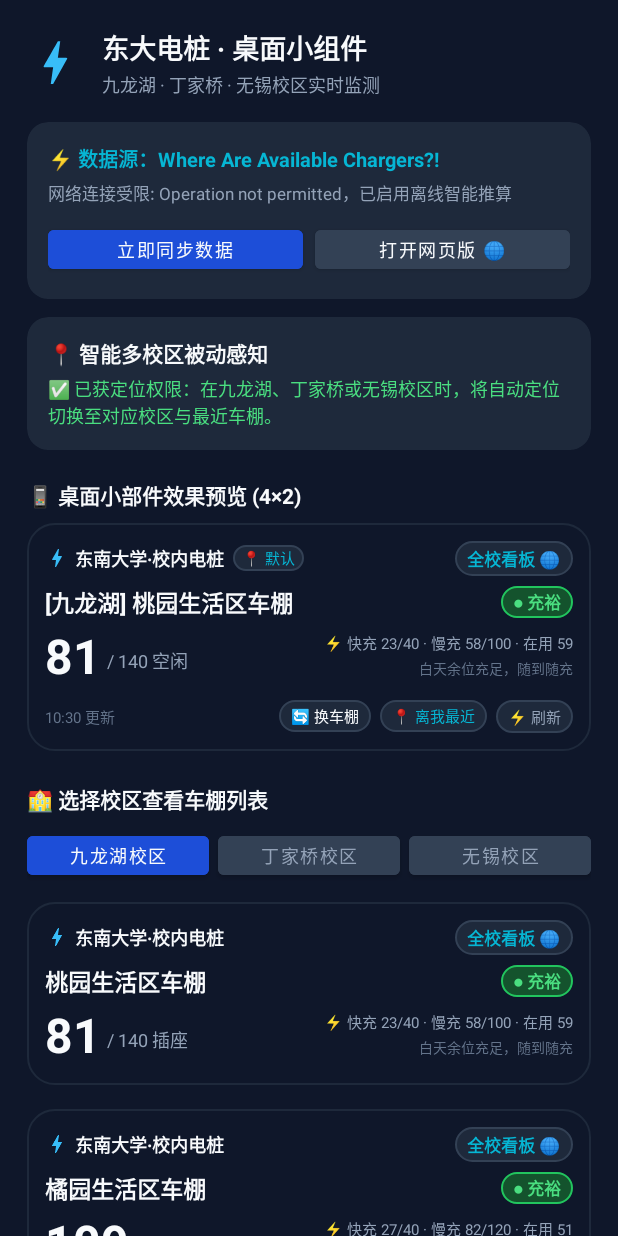
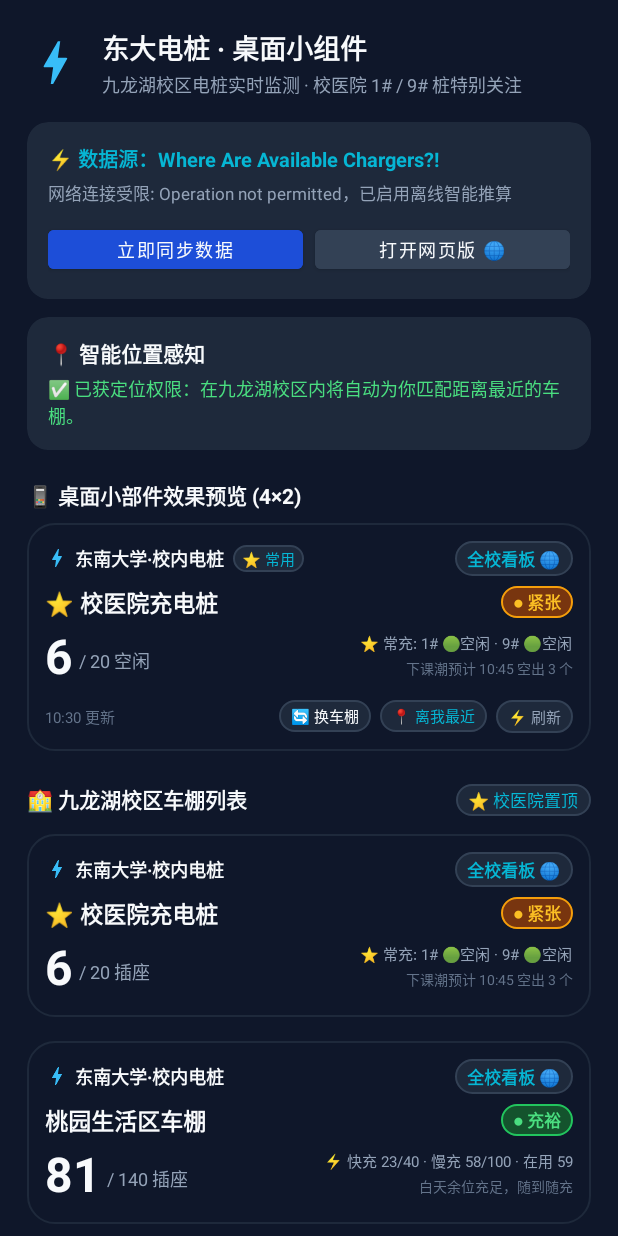
Before and after one commit to bourgjavisdes29990-ctrl/seu-charging-widget, an Android app: the screen it shows after launch (MainActivity), after a tap on "立即同步数据", on a phone screen of 412 x 824 dp. Run offline under Robolectric (Android 15) with nearby library versions, the phone set to English and light mode, and no system bars.

Commit message:
feat: default to hospital station, track piles 1# and 9#, prune to Jiulonghu campus only

```diff
--- a/app/build.gradle
+++ b/app/build.gradle
@@ -10,8 +10,8 @@ android {
         applicationId "cn.edu.seu.chargingwidget"
         minSdk 24
         targetSdk 33
-        versionCode 1
-        versionName "1.0"
+        versionCode 2
+        versionName "1.1"
 
         testInstrumentationRunner "androidx.test.runner.AndroidJUnitRunner"
     }
--- a/app/src/main/java/cn/edu/seu/chargingwidget/ChargingDataManager.java
+++ b/app/src/main/java/cn/edu/seu/chargingwidget/ChargingDataManager.java
@@ -70,41 +70,25 @@ public class ChargingDataManager {
     private void initStations() {
         allStations.clear();
 
-        // 1. 九龙湖校区 (Jiulonghu Campus)
+        // 东南大学九龙湖校区核心电桩（默认首位：校医院充电桩，关注 1#、9#）
+        allStations.add(new ChargingStation(ChargingStation.ID_HOSPITAL, "校医院充电桩", "校医院",
+                31.8950, 118.8180, 20, 4, 16));
         allStations.add(new ChargingStation("taoyuan", "桃园生活区车棚", "桃园车棚",
-                ChargingStation.CAMPUS_JIULONGHU, "九龙湖校区", 31.8892, 118.8235, 140, 40, 100));
+                31.8892, 118.8235, 140, 40, 100));
         allStations.add(new ChargingStation("juyuan", "橘园生活区车棚", "橘园车棚",
-                ChargingStation.CAMPUS_JIULONGHU, "九龙湖校区", 31.8848, 118.8142, 160, 40, 120));
+                31.8848, 118.8142, 160, 40, 120));
         allStations.add(new ChargingStation("meiyuan", "梅园生活区车棚", "梅园车棚",
-                ChargingStation.CAMPUS_JIULONGHU, "九龙湖校区", 31.8925, 118.8208, 110, 30, 80));
+                31.8925, 118.8208, 110, 30, 80));
         allStations.add(new ChargingStation("lantai", "兰台研究生公寓充电区", "兰台公寓",
-                ChargingStation.CAMPUS_JIULONGHU, "九龙湖校区", 31.8950, 118.8180, 90, 20, 70));
+                31.8950, 118.8180, 90, 20, 70));
         allStations.add(new ChargingStation("jizhong", "纪忠楼/文科综合楼充电点", "纪忠楼",
-                ChargingStation.CAMPUS_JIULONGHU, "九龙湖校区", 31.8872, 118.8256, 60, 15, 45));
+                31.8872, 118.8256, 60, 15, 45));
         allStations.add(new ChargingStation("bldg8", "教学八线/工科大楼充电点", "教八大楼",
-                ChargingStation.CAMPUS_JIULONGHU, "九龙湖校区", 31.8845, 118.8215, 75, 15, 60));
+                31.8845, 118.8215, 75, 15, 60));
         allStations.add(new ChargingStation("student_center", "大学生活动中心/焦廷标馆", "大活中心",
-                ChargingStation.CAMPUS_JIULONGHU, "九龙湖校区", 31.8875, 118.8188, 50, 15, 35));
+                31.8875, 118.8188, 50, 15, 35));
         allStations.add(new ChargingStation("cs_bldg", "计算机/人工智能学院大楼", "计算机系",
-                ChargingStation.CAMPUS_JIULONGHU, "九龙湖校区", 31.8825, 118.8185, 45, 15, 30));
-
-        // 2. 丁家桥校区 (Dingjiaqiao Campus)
-        allStations.add(new ChargingStation("djq_dorm", "丁家桥学生公寓车棚", "公寓车棚",
-                ChargingStation.CAMPUS_DINGJIAQIAO, "丁家桥校区", 32.0782, 118.7750, 80, 20, 60));
-        allStations.add(new ChargingStation("djq_med", "医学院综合教学楼充电点", "医学院楼",
-                ChargingStation.CAMPUS_DINGJIAQIAO, "丁家桥校区", 32.0795, 118.7765, 60, 15, 45));
-        allStations.add(new ChargingStation("djq_health", "公共卫生学院实验楼车棚", "公卫大楼",
-                ChargingStation.CAMPUS_DINGJIAQIAO, "丁家桥校区", 32.0768, 118.7735, 50, 10, 40));
-        allStations.add(new ChargingStation("djq_intl", "丁家桥留学生公寓充电区", "留学生公寓",
-                ChargingStation.CAMPUS_DINGJIAQIAO, "丁家桥校区", 32.0775, 118.7745, 40, 10, 30));
-
-        // 3. 无锡校区 (Wuxi Campus)
-        allStations.add(new ChargingStation("wx_dorm", "无锡校区学生公寓车棚", "学生公寓",
-                ChargingStation.CAMPUS_WUXI, "无锡校区", 31.4885, 120.2780, 100, 30, 70));
-        allStations.add(new ChargingStation("wx_nano", "集成电路与微纳大楼充电点", "微纳大楼",
-                ChargingStation.CAMPUS_WUXI, "无锡校区", 31.4902, 120.2805, 60, 15, 45));
-        allStations.add(new ChargingStation("wx_res", "产业研综合科研楼车棚", "产研大楼",
-                ChargingStation.CAMPUS_WUXI, "无锡校区", 31.4868, 120.2755, 50, 10, 40));
+                31.8825, 118.8185, 45, 15, 30));
     }
 
     public String getCurrentCampus() {
@@ -161,18 +145,12 @@ public class ChargingDataManager {
         updateStationDistances(passiveLoc);
 
         if (!isManualLocked && isAutoLocate && passiveLoc != null) {
-            // 智能识别当前身处哪个校区（九龙湖 / 丁家桥 / 无锡）
-            String detectedCampus = detectNearestCampus(passiveLoc);
-            if (detectedCampus != null) {
-                setCurrentCampus(detectedCampus);
-            }
-
-            ChargingStation nearest = findNearestStationInCampus(getCurrentCampus());
+            ChargingStation nearest = findNearestStationInCampus(ChargingStation.CAMPUS_JIULONGHU);
             if (nearest != null) {
                 if (nearest.getDistanceMeters() >= 0 && nearest.getDistanceMeters() <= 3000) {
                     saveCurrentStationId(nearest.getId());
                     int dist = Math.round(nearest.getDistanceMeters());
-                    String modeTag = "📍 " + nearest.getCampusName().replace("校区", "");
+                    String modeTag = nearest.isFavoriteStation() ? "⭐ 常用" : "📍 自动";
                     String distText = dist < 1000 ? String.format(Locale.CHINA, " · 距你 %dm", dist)
                             : String.format(Locale.CHINA, " · 距你 %.1fkm", dist / 1000f);
                     return new StationDisplayResult(nearest, modeTag, distText, true);
@@ -180,10 +158,10 @@ public class ChargingDataManager {
             }
         }
 
-        // 手动模式或超出定位感知范围
-        String savedId = sp.getString(KEY_CURRENT_STATION_ID, allStations.get(0).getId());
+        // 手动模式或超出定位感知范围（默认首选校医院）
+        String savedId = sp.getString(KEY_CURRENT_STATION_ID, ChargingStation.ID_HOSPITAL);
         ChargingStation current = getStationById(savedId);
-        String modeTag = isManualLocked ? "👤 " + current.getCampusName().replace("校区", "") : "📍 默认";
+        String modeTag = isManualLocked ? "👤 手动" : (current.isFavoriteStation() ? "⭐ 常用" : "📍 默认");
         String distText = "";
         if (current.getDistanceMeters() >= 0) {
             int dist = Math.round(current.getDistanceMeters());
@@ -199,21 +177,17 @@ public class ChargingDataManager {
      */
     public ChargingStation switchToNextStation() {
         SharedPreferences sp = appContext.getSharedPreferences(PREF_NAME, Context.MODE_PRIVATE);
-        String currentCampus = getCurrentCampus();
-        List<ChargingStation> campusStations = getStationsByCampus(currentCampus);
-        if (campusStations.isEmpty()) campusStations = allStations;
-
-        String currentId = sp.getString(KEY_CURRENT_STATION_ID, campusStations.get(0).getId());
+        String currentId = sp.getString(KEY_CURRENT_STATION_ID, ChargingStation.ID_HOSPITAL);
 
         int currentIndex = 0;
-        for (int i = 0; i < campusStations.size(); i++) {
-            if (campusStations.get(i).getId().equals(currentId)) {
+        for (int i = 0; i < allStations.size(); i++) {
+            if (allStations.get(i).getId().equals(currentId)) {
                 currentIndex = i;
                 break;
             }
         }
-        int nextIndex = (currentIndex + 1) % campusStations.size();
-        ChargingStation next = campusStations.get(nextIndex);
+        int nextIndex = (currentIndex + 1) % allStations.size();
+        ChargingStation next = allStations.get(nextIndex);
 
         sp.edit()
                 .putString(KEY_CURRENT_STATION_ID, next.getId())
@@ -309,7 +283,6 @@ public class ChargingDataManager {
         ChargingStation nearest = null;
         float minDistance = Float.MAX_VALUE;
         for (ChargingStation s : allStations) {
-            if (!s.getCampus().equals(campus)) continue;
             if (s.getDistanceMeters() >= 0 && s.getDistanceMeters() < minDistance) {
                 minDistance = s.getDistanceMeters();
                 nearest = s;
@@ -472,6 +445,24 @@ public class ChargingDataManager {
             s.setFreeFastSockets(fastRatio);
             s.setFreeSlowSockets(slowRatio);
             s.setTrendPrediction(prediction);
+
+            if (s.isFavoriteStation()) {
+                // 校医院重点关注：1# 和 9# 桩动态状态推算
+                if (free >= 6) {
+                    s.setPile1Free(true);
+                    s.setPile9Free(true);
+                } else if (free >= 2) {
+                    boolean p1 = (minute % 2 == 0);
+                    s.setPile1Free(p1);
+                    s.setPile9Free(!p1);
+                } else if (free == 1) {
+                    s.setPile1Free(minute % 3 == 0);
+                    s.setPile9Free(false);
+                } else {
+                    s.setPile1Free(false);
+                    s.setPile9Free(false);
+                }
+            }
         }
     }
 
--- a/app/src/main/java/cn/edu/seu/chargingwidget/ChargingStation.java
+++ b/app/src/main/java/cn/edu/seu/chargingwidget/ChargingStation.java
@@ -8,15 +8,12 @@ public class ChargingStation {
     public static final int STATUS_MODERATE = 1; // 紧张 (10% ~ 35%)
     public static final int STATUS_FULL = 2;     // 满位 (< 10%)
 
+    public static final String ID_HOSPITAL = "hospital";
     public static final String CAMPUS_JIULONGHU = "jiulonghu";
-    public static final String CAMPUS_DINGJIAQIAO = "dingjiaqiao";
-    public static final String CAMPUS_WUXI = "wuxi";
 
     private final String id;
     private final String name;
     private final String shortName;
-    private final String campus;
-    private final String campusName;
     private final double latitude;
     private final double longitude;
     private int totalSockets;
@@ -30,13 +27,16 @@ public class ChargingStation {
     private String trendPrediction;
     private float distanceMeters = -1f;
 
-    public ChargingStation(String id, String name, String shortName, String campus, String campusName,
+    // 重点关注桩位（如校医院 1# 和 9#）
+    private boolean isFavoriteStation = false;
+    private boolean pile1Free = true;
+    private boolean pile9Free = false;
+
+    public ChargingStation(String id, String name, String shortName,
                            double latitude, double longitude, int totalSockets, int fastSockets, int slowSockets) {
         this.id = id;
         this.name = name;
         this.shortName = shortName;
-        this.campus = campus;
-        this.campusName = campusName;
         this.latitude = latitude;
         this.longitude = longitude;
         this.totalSockets = totalSockets;
@@ -48,6 +48,9 @@ public class ChargingStation {
         this.inUseSockets = totalSockets - freeSockets;
         this.faultSockets = 0;
         this.trendPrediction = "";
+        if (ID_HOSPITAL.equals(id)) {
+            this.isFavoriteStation = true;
+        }
     }
 
     public String getId() {
@@ -63,11 +66,11 @@ public class ChargingStation {
     }
 
     public String getCampus() {
-        return campus;
+        return CAMPUS_JIULONGHU;
     }
 
     public String getCampusName() {
-        return campusName;
+        return "九龙湖校区";
     }
 
     public double getLatitude() {
@@ -159,6 +162,39 @@ public class ChargingStation {
         this.distanceMeters = distanceMeters;
     }
 
+    public boolean isFavoriteStation() {
+        return isFavoriteStation;
+    }
+
+    public void setFavoriteStation(boolean favoriteStation) {
+        isFavoriteStation = favoriteStation;
+    }
+
+    public boolean isPile1Free() {
+        return pile1Free;
+    }
+
+    public void setPile1Free(boolean pile1Free) {
+        this.pile1Free = pile1Free;
+    }
+
+    public boolean isPile9Free() {
+        return pile9Free;
+    }
+
+    public void setPile9Free(boolean pile9Free) {
+        this.pile9Free = pile9Free;
+    }
+
+    /**
+     * 生成专属关注桩位（1# 与 9#）的即时摘要
+     */
+    public String getPilesFocusSummary() {
+        String p1 = pile1Free ? "1# 🟢空闲" : "1# 🔴在用";
+        String p9 = pile9Free ? "9# 🟢空闲" : "9# 🔴在用";
+        return "⭐ 常充: " + p1 + " · " + p9;
+    }
+
     public int getStatus() {
         if (totalSockets == 0) return STATUS_FULL;
         float ratio = (float) freeSockets / (float) totalSockets;
@@ -189,16 +225,12 @@ public class ChargingStation {
             json.put("id", id);
             json.put("name", name);
             json.put("shortName", shortName);
-            json.put("campus", campus);
-            json.put("campusName", campusName);
             json.put("total", totalSockets);
             json.put("free", freeSockets);
             json.put("inUse", inUseSockets);
             json.put("fault", faultSockets);
-            json.put("fast", fastSockets);
-            json.put("freeFast", freeFastSockets);
-            json.put("slow", slowSockets);
-            json.put("freeSlow", freeSlowSockets);
+            json.put("pile1Free", pile1Free);
+            json.put("pile9Free", pile9Free);
             json.put("prediction", trendPrediction);
         } catch (JSONException ignored) {
         }
--- a/app/src/main/java/cn/edu/seu/chargingwidget/MainActivity.java
+++ b/app/src/main/java/cn/edu/seu/chargingwidget/MainActivity.java
@@ -30,9 +30,6 @@ public class MainActivity extends AppCompatActivity {
     private TextView tvPermStatus;
     private TextView tvSyncStatus;
     private Button btnSyncRemote;
-    private Button tabJiulonghu;
-    private Button tabDingjiaqiao;
-    private Button tabWuxi;
     private LinearLayout layoutStationsList;
     private View widgetPreviewRoot;
 
@@ -60,9 +57,6 @@ public class MainActivity extends AppCompatActivity {
         tvPermStatus = findViewById(R.id.tv_perm_status);
         tvSyncStatus = findViewById(R.id.tv_sync_status);
         btnSyncRemote = findViewById(R.id.btn_sync_remote);
-        tabJiulonghu = findViewById(R.id.tab_jiulonghu);
-        tabDingjiaqiao = findViewById(R.id.tab_dingjiaqiao);
-        tabWuxi = findViewById(R.id.tab_wuxi);
         layoutStationsList = findViewById(R.id.layout_stations_list);
         widgetPreviewRoot = findViewById(R.id.widget_preview_container);
 
@@ -95,11 +89,6 @@ public class MainActivity extends AppCompatActivity {
             String url = getString(R.string.github_repo_url);
             startActivity(new Intent(Intent.ACTION_VIEW, Uri.parse(url)));
         });
-
-        // 校区 Tab 切换
-        tabJiulonghu.setOnClickListener(v -> selectCampus(ChargingStation.CAMPUS_JIULONGHU));
-        tabDingjiaqiao.setOnClickListener(v -> selectCampus(ChargingStation.CAMPUS_DINGJIAQIAO));
-        tabWuxi.setOnClickListener(v -> selectCampus(ChargingStation.CAMPUS_WUXI));
 
         // 小组件预览交互
         if (widgetPreviewRoot != null) {
@@ -141,38 +130,16 @@ public class MainActivity extends AppCompatActivity {
         }
     }
 
-    private void selectCampus(String campus) {
-        this.selectedCampus = campus;
-        ChargingDataManager.getInstance(this).setCurrentCampus(campus);
-
-        int activeBg = ContextCompat.getColor(this, R.color.btn_accent_bg);
-        int inactiveBg = ContextCompat.getColor(this, R.color.btn_pill_stroke);
-        int activeText = ContextCompat.getColor(this, R.color.text_primary);
-        int inactiveText = ContextCompat.getColor(this, R.color.text_secondary);
-
-        tabJiulonghu.setBackgroundColor(campus.equals(ChargingStation.CAMPUS_JIULONGHU) ? activeBg : inactiveBg);
-        tabJiulonghu.setTextColor(campus.equals(ChargingStation.CAMPUS_JIULONGHU) ? activeText : inactiveText);
-
-        tabDingjiaqiao.setBackgroundColor(campus.equals(ChargingStation.CAMPUS_DINGJIAQIAO) ? activeBg : inactiveBg);
-        tabDingjiaqiao.setTextColor(campus.equals(ChargingStation.CAMPUS_DINGJIAQIAO) ? activeText : inactiveText);
-
-        tabWuxi.setBackgroundColor(campus.equals(ChargingStation.CAMPUS_WUXI) ? activeBg : inactiveBg);
-        tabWuxi.setTextColor(campus.equals(ChargingStation.CAMPUS_WUXI) ? activeText : inactiveText);
-
-        refreshPreviewAndList();
-        notifyWidgetUpdate();
-    }
-
     private void checkLocationPermissionState() {
         boolean hasFine = ContextCompat.checkSelfPermission(this, Manifest.permission.ACCESS_FINE_LOCATION) == PackageManager.PERMISSION_GRANTED;
         boolean hasCoarse = ContextCompat.checkSelfPermission(this, Manifest.permission.ACCESS_COARSE_LOCATION) == PackageManager.PERMISSION_GRANTED;
 
         if (hasFine || hasCoarse) {
-            tvPermStatus.setText("✅ 已获定位权限：在九龙湖、丁家桥或无锡校区时，将自动定位切换至对应校区与最近车棚。");
+            tvPermStatus.setText("✅ 已获定位权限：在九龙湖校区内将自动为你匹配距离最近的车棚。");
             tvPermStatus.setTextColor(ContextCompat.getColor(this, R.color.status_green_text));
             btnGrantPermission.setVisibility(View.GONE);
         } else {
-            tvPermStatus.setText("⚠️ 尚未授予定位权限：无法自动感知校区与最近车棚，小组件将显示默认校区车棚。");
+            tvPermStatus.setText("⚠️ 尚未授予定位权限：将始终为你优先展示默认的校医院充电桩。");
             tvPermStatus.setTextColor(ContextCompat.getColor(this, R.color.status_yellow_text));
             btnGrantPermission.setVisibility(View.VISIBLE);
         }
@@ -215,7 +182,7 @@ public class MainActivity extends AppCompatActivity {
 
             if (tvMode != null) tvMode.setText(result.modeTag);
             if (tvName != null) {
-                String title = "[" + currentStation.getCampusName().replace("校区", "") + "] " + currentStation.getName();
+                String title = currentStation.isFavoriteStation() ? "⭐ " + currentStation.getName() : currentStation.getName();
                 tvName.setText(title);
             }
             if (tvDist != null) tvDist.setText(result.distanceText);
@@ -244,10 +211,14 @@ public class MainActivity extends AppCompatActivity {
             }
 
             if (tvBreakdown != null) {
+                if (currentStation.isFavoriteStation()) {
+                    tvBreakdown.setText(currentStation.getPilesFocusSummary());
+                } else {
                     tvBreakdown.setText(String.format(Locale.CHINA, "⚡ 快充 %d/%d · 慢充 %d/%d · 在用 %d",
                             currentStation.getFreeFastSockets(), currentStation.getFastSockets(),
                             currentStation.getFreeSlowSockets(), currentStation.getSlowSockets(),
                             currentStation.getInUseSockets()));
+                }
             }
 
             if (tvTrend != null) tvTrend.setText(currentStation.getTrendPrediction());
@@ -258,9 +229,9 @@ public class MainActivity extends AppCompatActivity {
             }
         }
 
-        // 2. 刷新选定校区列表
+        // 2. 刷新九龙湖校区电桩列表
         layoutStationsList.removeAllViews();
-        List<ChargingStation> campusStations = dataManager.getStationsByCampus(selectedCampus);
+        List<ChargingStation> campusStations = dataManager.getAllStations();
 
         for (ChargingStation s : campusStations) {
             View itemView = LayoutInflater.from(this).inflate(R.layout.widget_charging_4x2, layoutStationsList, false);
@@ -281,7 +252,9 @@ public class MainActivity extends AppCompatActivity {
             TextView tvTrend = itemView.findViewById(R.id.tv_trend_prediction);
 
             if (tvMode != null) tvMode.setVisibility(View.GONE);
-            if (tvName != null) tvName.setText(s.getName());
+            if (tvName != null) {
+                tvName.setText(s.isFavoriteStation() ? "⭐ " + s.getName() : s.getName());
+            }
             if (tvDist != null) {
                 if (s.getDistanceMeters() >= 0) {
                     int d = Math.round(s.getDistanceMeters());
@@ -317,10 +290,14 @@ public class MainActivity extends AppCompatActivity {
             }
 
             if (tvBreakdown != null) {
+                if (s.isFavoriteStation()) {
+                    tvBreakdown.setText(s.getPilesFocusSummary());
+                } else {
                     tvBreakdown.setText(String.format(Locale.CHINA, "⚡ 快充 %d/%d · 慢充 %d/%d · 在用 %d",
                             s.getFreeFastSockets(), s.getFastSockets(),
                             s.getFreeSlowSockets(), s.getSlowSockets(),
                             s.getInUseSockets()));
+                }
             }
             if (tvTrend != null) tvTrend.setText(s.getTrendPrediction());
 
--- a/app/src/main/res/layout/activity_main.xml
+++ b/app/src/main/res/layout/activity_main.xml
@@ -43,7 +43,7 @@
                     android:layout_width="wrap_content"
                     android:layout_height="wrap_content"
                     android:layout_marginTop="2dp"
-                    android:text="九龙湖 · 丁家桥 · 无锡校区实时监测"
+                    android:text="九龙湖校区电桩实时监测 · 校医院 1# / 9# 桩特别关注"
                     android:textColor="@color/text_secondary"
                     android:textSize="12sp" />
             </LinearLayout>
@@ -130,7 +130,7 @@
                 <TextView
                     android:layout_width="wrap_content"
                     android:layout_height="wrap_content"
-                    android:text="📍 智能多校区被动感知"
+                    android:text="📍 智能位置感知"
                     android:textColor="@color/text_primary"
                     android:textSize="14sp"
                     android:textStyle="bold" />
@@ -140,7 +140,7 @@
                     android:layout_width="wrap_content"
                     android:layout_height="wrap_content"
                     android:layout_marginTop="4dp"
-                    android:text="小组件将根据你的地理位置，智能感知你身在九龙湖、丁家桥还是无锡校区，并自动匹配最近的车棚。"
+                    android:text="小组件将根据你的地理位置，智能感知九龙湖校区距离你最近的车棚；默认锁定校医院充电桩。"
                     android:textColor="@color/text_secondary"
                     android:textSize="12sp" />
 
@@ -174,53 +174,34 @@
             <include layout="@layout/widget_charging_4x2" />
         </FrameLayout>
 
-        <!-- Campus Selector Tabs -->
-        <TextView
-            android:layout_width="wrap_content"
-            android:layout_height="wrap_content"
-            android:layout_marginTop="22dp"
-            android:text="🏫 选择校区查看车棚列表"
-            android:textColor="@color/text_primary"
-            android:textSize="14sp"
-            android:textStyle="bold" />
-
+        <!-- Jiulonghu Campus Header -->
         <LinearLayout
             android:layout_width="match_parent"
             android:layout_height="wrap_content"
-            android:layout_marginTop="8dp"
+            android:layout_marginTop="22dp"
+            android:gravity="center_vertical"
             android:orientation="horizontal">
 
-            <Button
-                android:id="@+id/tab_jiulonghu"
+            <TextView
                 android:layout_width="0dp"
-                android:layout_height="38dp"
+                android:layout_height="wrap_content"
                 android:layout_weight="1"
-                android:backgroundTint="@color/btn_accent_bg"
-                android:text="九龙湖校区"
+                android:text="🏫 九龙湖校区车棚列表"
                 android:textColor="@color/text_primary"
-                android:textSize="12sp" />
+                android:textSize="14sp"
+                android:textStyle="bold" />
 
-            <Button
-                android:id="@+id/tab_dingjiaqiao"
-                android:layout_width="0dp"
-                android:layout_height="38dp"
-                android:layout_marginStart="6dp"
-                android:layout_weight="1"
-                android:backgroundTint="@color/btn_pill_stroke"
-                android:text="丁家桥校区"
-                android:textColor="@color/text_secondary"
-                android:textSize="12sp" />
-
-            <Button
-                android:id="@+id/tab_wuxi"
-                android:layout_width="0dp"
-                android:layout_height="38dp"
-                android:layout_marginStart="6dp"
-                android:layout_weight="1"
-                android:backgroundTint="@color/btn_pill_stroke"
-                android:text="无锡校区"
-                android:textColor="@color/text_secondary"
-                android:textSize="12sp" />
+            <TextView
+                android:layout_width="wrap_content"
+                android:layout_height="wrap_content"
+                android:background="@drawable/bg_pill_button"
+                android:paddingStart="8dp"
+                android:paddingTop="2dp"
+                android:paddingEnd="8dp"
+                android:paddingBottom="2dp"
+                android:text="⭐ 校医院置顶"
+                android:textColor="@color/accent_cyan"
+                android:textSize="11sp" />
         </LinearLayout>
 
         <!-- Stations List Container -->
```
Also changed, not shown: app/src/main/java/cn/edu/seu/chargingwidget/ChargingWidgetProvider.java (+12 -7 lines), 3 other files. Lines whose indentation alone changed are shown as unchanged.
